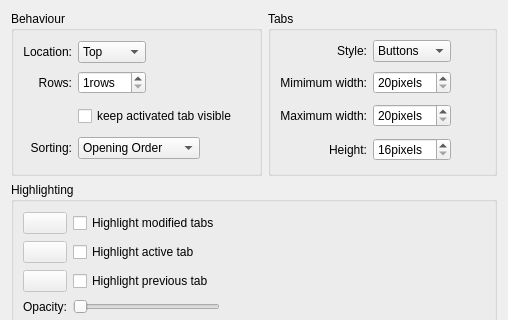
This is kate/plugins/tabbarextension/tabbarconfigwidget.ui in KDE/kate as Qt 5 draws it before an edit; both pictures show x 0 to 508 and y 0 to 320 of the 508 by 465 pixel window. The edited form follows.
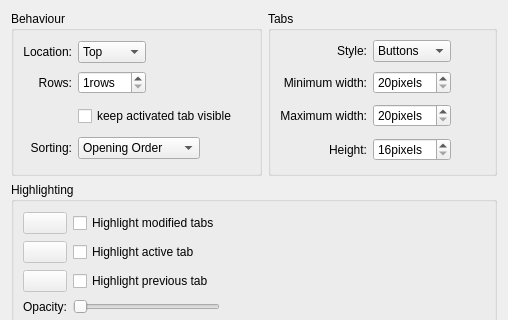
This is the edited form. Custom widgets are drawn as their Qt base class.

Commit message: SVN_SILENT Fix typos in kdesdk

```diff
--- a/kate/plugins/tabbarextension/tabbarconfigwidget.ui
+++ b/kate/plugins/tabbarextension/tabbarconfigwidget.ui
@@ -172,7 +172,7 @@
       <item row="1" column="0" >
        <widget class="QLabel" name="lblMinWidth" >
         <property name="text" >
-         <string>Mimimum width:</string>
+         <string>Minimum width:</string>
         </property>
         <property name="alignment" >
          <set>Qt::AlignRight|Qt::AlignTrailing|Qt::AlignVCenter</set>
```
The commit also changes 2 other files.
